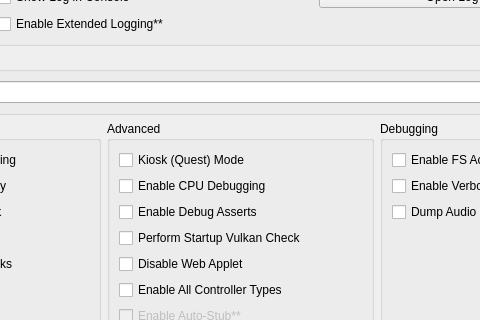
This is src/citron/configuration/configure_debug.ui in pflyly/citron-mirror as Qt 5 draws it before an edit; both pictures show x 175 to 655 and y 81 to 401 of the 831 by 760 pixel window. The edited form follows.
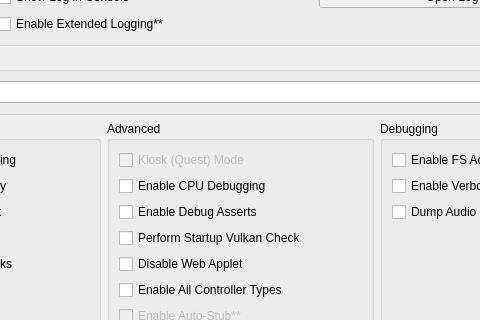
This is the edited form.

Commit message:
ui: Disable the Kiosk (Quest) Mode configuration option
This commit disables the "Kiosk (Quest) Mode" checkbox in the debug configuration
UI by setting it to non-interactive and adding a tooltip indicating that the
feature has been disabled.

The edit to the form file:
```diff
--- a/src/citron/configuration/configure_debug.ui
+++ b/src/citron/configuration/configure_debug.ui
@@ -436,6 +436,12 @@
          </item>
          <item row="0" column="0">
           <widget class="QCheckBox" name="quest_flag">
+           <property name="enabled">
+            <bool>false</bool>
+           </property>
+           <property name="toolTip">
+            <string>This feature has been disabled.</string>
+           </property>
            <property name="text">
             <string>Kiosk (Quest) Mode</string>
            </property>
```
